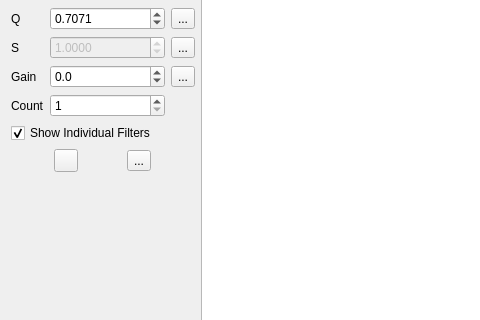
Old version of the form src/main/python/ui/filter.ui in the repository 3ll3d00d/beqdesigner; both pictures show x 0 to 480 and y 146 to 466 of the 1390 by 665 pixel window.
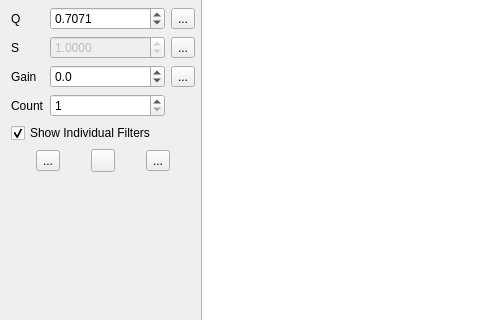
New version of the form. Custom widgets are drawn as their Qt base class.

Patch:
```diff
--- a/src/main/python/ui/filter.ui
+++ b/src/main/python/ui/filter.ui
@@ -271,6 +271,13 @@
      </item>
      <item row="10" column="0" colspan="3">
       <layout class="QHBoxLayout" name="horizontalLayout">
+       <item>
+        <widget class="QToolButton" name="addButton">
+         <property name="text">
+          <string>...</string>
+         </property>
+        </widget>
+       </item>
        <item>
         <widget class="QToolButton" name="saveButton">
          <property name="toolTip">
```
Left out of the diff: 28 changed lines with no effect on the pictures.
